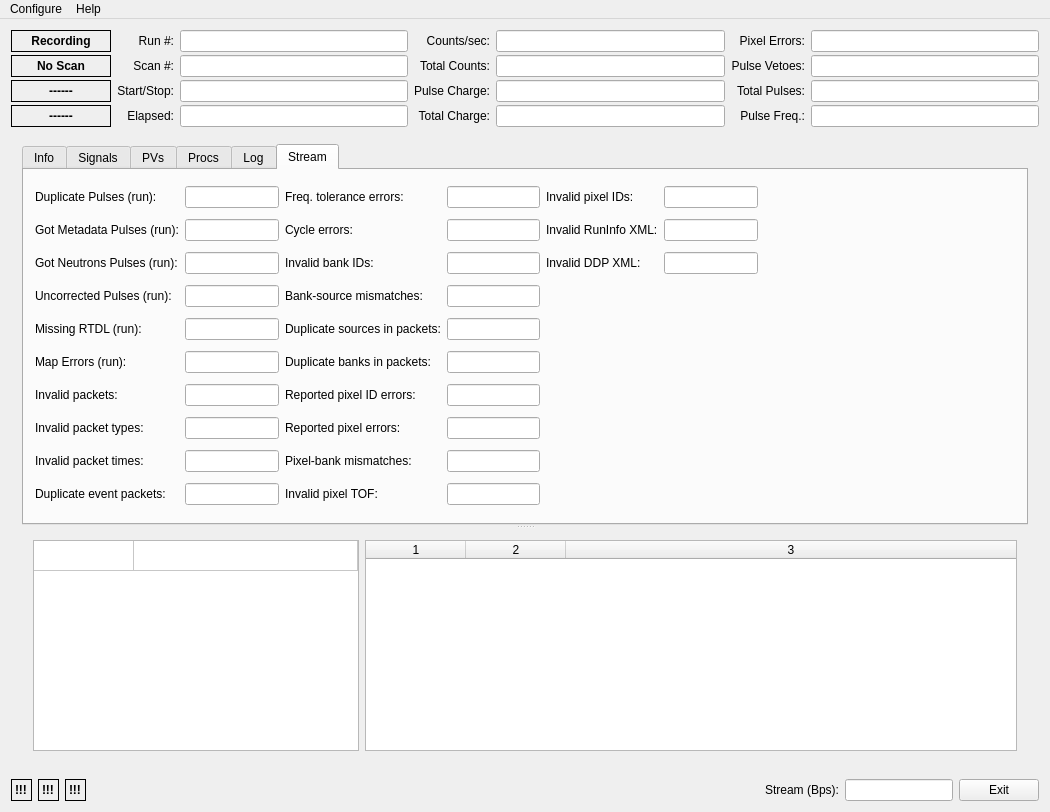
Qt form dasmon/client/MainWindow.ui (ADARA-Neutrons/adara) before a commit.
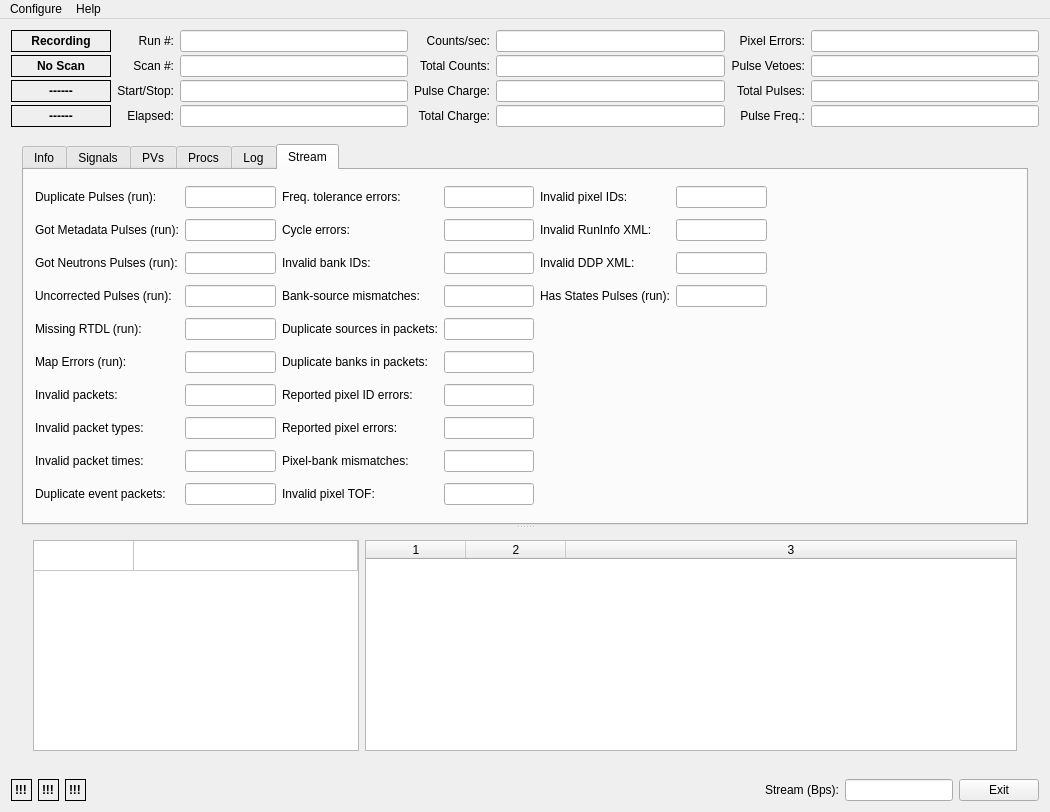
The same form after that commit.

What changed in the file:
```diff
--- a/dasmon/client/MainWindow.ui
+++ b/dasmon/client/MainWindow.ui
@@ -1113,6 +1113,20 @@
                 </property>
                </widget>
               </item>
+              <item row="3" column="4">
+               <widget class="QLabel" name="label_52">
+                <property name="text">
+                 <string>Has States Pulses (run):</string>
+                </property>
+               </widget>
+              </item>
+              <item row="3" column="5">
+               <widget class="QLineEdit" name="hasStatesEdit">
+                <property name="readOnly">
+                 <bool>true</bool>
+                </property>
+               </widget>
+              </item>
              </layout>
             </item>
             <item>
```
